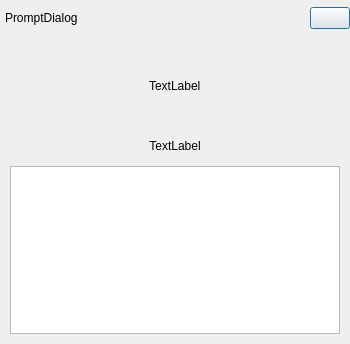
This is src/promptdialog.ui in ukui/ukui-biometric-manager as Qt 5 draws it before an edit. The edited form follows.
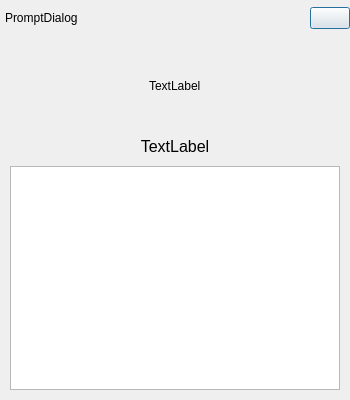
This is the edited form.

Commit message: [Minor] 调整提示对话框的大小和字体大小

The edit to the form file:
```diff
--- a/src/promptdialog.ui
+++ b/src/promptdialog.ui
@@ -7,13 +7,13 @@
     <x>0</x>
     <y>0</y>
     <width>350</width>
-    <height>344</height>
+    <height>400</height>
    </rect>
   </property>
   <property name="minimumSize">
    <size>
     <width>350</width>
-    <height>0</height>
+    <height>320</height>
    </size>
   </property>
   <property name="maximumSize">
@@ -190,6 +190,11 @@
      </item>
      <item>
       <widget class="QLabel" name="lblPrompt">
+       <property name="font">
+        <font>
+         <pointsize>12</pointsize>
+        </font>
+       </property>
        <property name="text">
         <string>TextLabel</string>
        </property>
```
The commit also changes 1 other file.
